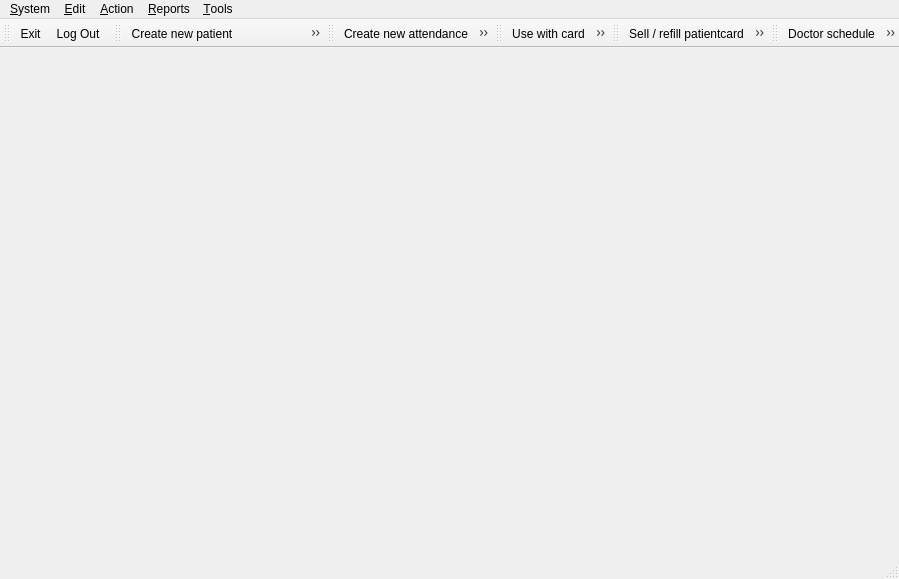
tbikfalvi/Belenus, file client/wndmain.ui: the form before one commit.
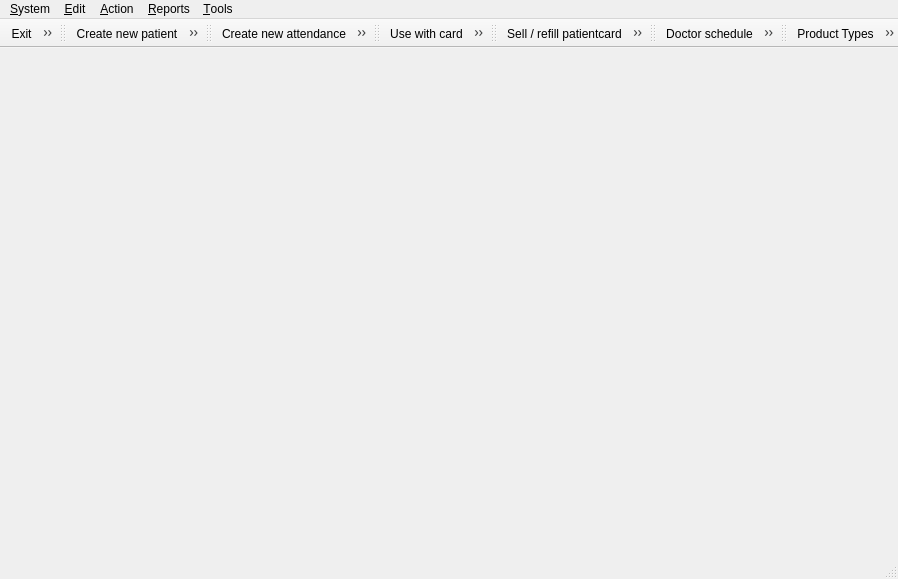
The form after the commit.

Commit message: Toolbar es menu a termekekhez

```diff
--- a/client/wndmain.ui
+++ b/client/wndmain.ui
@@ -6,7 +6,7 @@
    <rect>
     <x>0</x>
     <y>0</y>
-    <width>899</width>
+    <width>798</width>
     <height>579</height>
    </rect>
   </property>
@@ -21,7 +21,7 @@
     <rect>
      <x>0</x>
      <y>0</y>
-     <width>899</width>
+     <width>798</width>
      <height>20</height>
     </rect>
    </property>
@@ -139,6 +139,9 @@
    <property name="windowTitle">
     <string>toolBar</string>
    </property>
+   <property name="movable">
+    <bool>false</bool>
+   </property>
    <property name="allowedAreas">
     <set>Qt::AllToolBarAreas</set>
    </property>
@@ -249,6 +252,12 @@
    <property name="windowTitle">
     <string>toolBar</string>
    </property>
+   <property name="iconSize">
+    <size>
+     <width>40</width>
+     <height>40</height>
+    </size>
+   </property>
    <attribute name="toolBarArea">
     <enum>TopToolBarArea</enum>
    </attribute>
@@ -258,6 +267,28 @@
    <addaction name="action_DoctorSchedule"/>
    <addaction name="action_DeviceSchedule"/>
   </widget>
+  <widget class="QToolBar" name="toolBarProduct">
+   <property name="windowTitle">
+    <string>toolBar</string>
+   </property>
+   <property name="allowedAreas">
+    <set>Qt::AllToolBarAreas</set>
+   </property>
+   <property name="iconSize">
+    <size>
+     <width>40</width>
+     <height>40</height>
+    </size>
+   </property>
+   <attribute name="toolBarArea">
+    <enum>TopToolBarArea</enum>
+   </attribute>
+   <attribute name="toolBarBreak">
+    <bool>false</bool>
+   </attribute>
+   <addaction name="action_ProductTypes"/>
+   <addaction name="action_Products"/>
+  </widget>
   <action name="action_Exit">
    <property name="text">
     <string>E&amp;xit</string>
@@ -654,6 +685,16 @@
     <string>Guests</string>
    </property>
   </action>
+  <action name="action_ProductTypes">
+   <property name="text">
+    <string>Product Types ...</string>
+   </property>
+  </action>
+  <action name="action_Products">
+   <property name="text">
+    <string>Products ...</string>
+   </property>
+  </action>
  </widget>
  <resources/>
  <connections>
```
Left out of the diff: 3 changed lines with no effect on the pictures. The commit also changes 6 other files.
